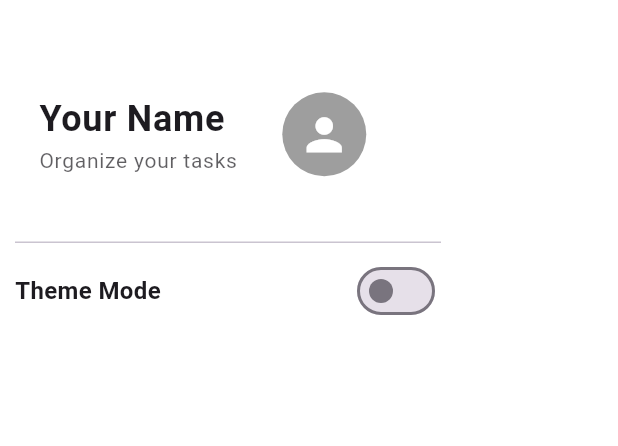
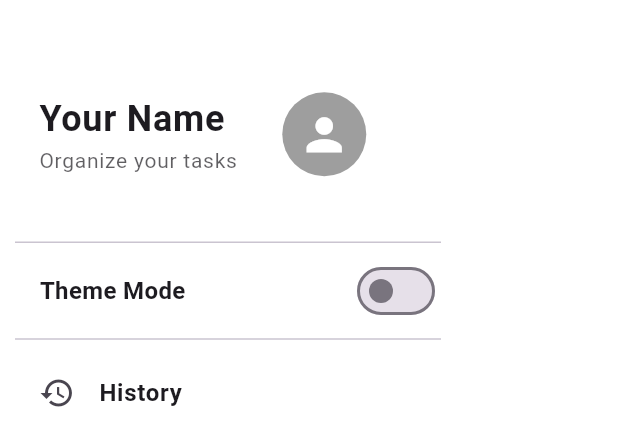
Before and after one commit to nsllongo/todo_list, a Flutter app: the MainDrawer widget shown alone on an empty page, opened directly, on a phone screen of 412 x 824 dp. Shown: the top 446 px of the screen. Run offline on Flutter 3.47's test engine with Material 3 defaults, Android fonts, the phone set to English and light mode, and no system bars; our stand-ins replace sqflite; accounts and stored records are empty.

Commit message:
Hitory page button on Drawer

```diff
--- a/lib/widgets/main_drawer.dart
+++ b/lib/widgets/main_drawer.dart
@@ -1,5 +1,6 @@
 import 'package:flutter/material.dart';
 import 'package:provider/provider.dart';
+import 'package:todolist/pages/history_page.dart';
 import 'package:todolist/utils/providers/theme_provider.dart';
 
 class MainDrawer extends StatelessWidget {
@@ -48,7 +49,8 @@ class MainDrawer extends StatelessWidget {
                       Icons.person,
                       size: 35,
                       color: Colors.white,
-                      ))
+                    ),
+                  ),
                 ],
               ),
             ),
@@ -57,17 +59,31 @@ class MainDrawer extends StatelessWidget {
             mainAxisAlignment: MainAxisAlignment.spaceBetween,
             children: [
               const Text(
-                'Theme Mode',
-                style: TextStyle(fontSize: 16, fontWeight: FontWeight.w600),
+                '    Theme Mode',
+                style: TextStyle(fontSize: 16, fontWeight: FontWeight.w700),
               ),
               Switch(
                 value: Provider.of<ThemeProvider>(context).isDarkMode,
                 onChanged: (bool value) {
                   Provider.of<ThemeProvider>(context, listen: false)
                       .toggleTheme();
-                  }),
+                },
+              ),
             ],
-          )
+          ),
+          const Divider(),
+          ListTile(
+            leading: const Icon(Icons.history),
+            title: const Text(
+              'History',
+              style: TextStyle(fontSize: 16, fontWeight: FontWeight.w700),
+            ),
+            onTap: () {
+              Navigator.pop(context);
+              Navigator.push(context,
+                  MaterialPageRoute(builder: (context) => const HistoryPage()));
+            },
+          ),
         ],
       ),
     );
```
Also changed, not shown: lib/pages/history_page.dart (added, +16 -0 lines). Lines whose indentation alone changed are shown as unchanged.
